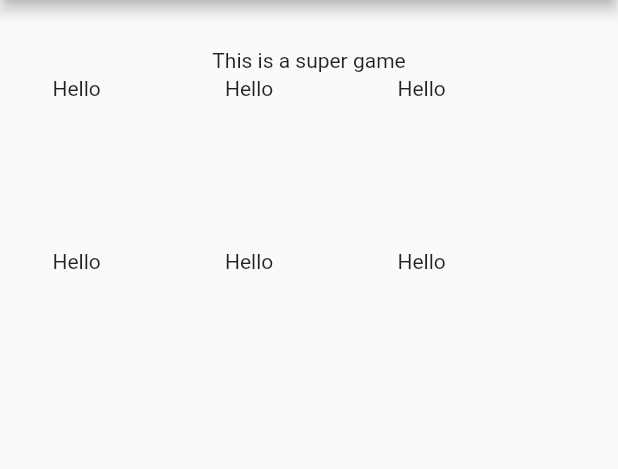
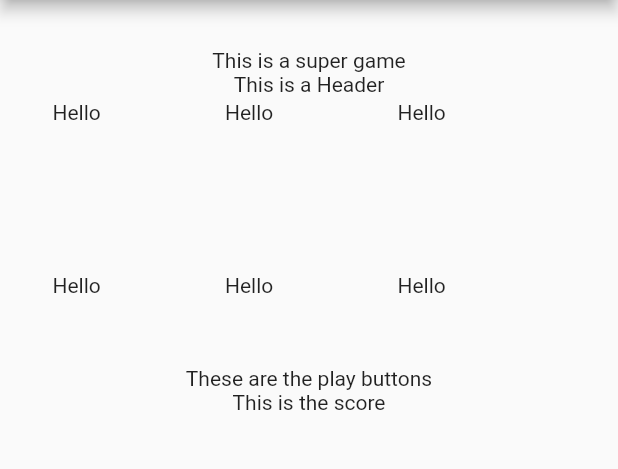
Before and after one commit to samuelzv/tic-tac-toe, a Flutter app: the GamePage screen opened directly, on a phone screen of 412 x 824 dp, the part 84-553 px from its top. Run offline on Flutter 3.47's test engine with Material 2 defaults, Android fonts, the phone set to English and light mode, and no system bars; our stand-ins replace bloc, equatable, flutter_bloc; missing offline and left inert: angular, angular_bloc, angular_components, angular_forms, angular_router.

Commit message:
Removing not needed extra layers

```diff
--- a/flutter_app/lib/main.dart
+++ b/flutter_app/lib/main.dart
@@ -1,10 +1,14 @@
 import 'package:flutter/material.dart';
 import 'package:flutter_bloc/flutter_bloc.dart';
+import 'package:flutter/rendering.dart';
 
 import 'package:common/common.dart';
 import './pages/home/home.dart';
 
-void main() => runApp(MyApp());
+void main() {
+  debugPaintSizeEnabled = true;
+  runApp(MyApp());
+}
 
 class MyApp extends StatefulWidget {
   @override
--- a/flutter_app/lib/pages/game/widgets/board.dart
+++ b/flutter_app/lib/pages/game/widgets/board.dart
@@ -4,8 +4,11 @@ import 'package:flutter_bloc/flutter_bloc.dart';
 import 'package:common/common.dart';
 
 class Board  extends StatelessWidget {
+
   Widget _board(List<List<Cell>> cells) {
-    return GridView.count(
+    return SizedBox(
+      height: 180.0,
+      child: GridView.count(
         crossAxisCount: 3,
         childAspectRatio: 1.0,
         padding: EdgeInsets.all(3.0),
@@ -16,9 +19,12 @@ class Board  extends StatelessWidget {
             return GridTile(
               child: Text('Hello'),
             );
-                }).toList()
+          }
+        ).toList()
+      )
     );
   }
+
   List<Cell> _getFlattenCells(List<List<Cell>> cells) {
     List<Cell> flatten = [];
 
@@ -36,9 +42,15 @@ class Board  extends StatelessWidget {
     return BlocBuilder(
       bloc: BlocProvider.of<GameBloc>(context),
       builder: (BuildContext context, DataState gameState) {
-        return Container(
-          height: 200.0,
-          child: _board(gameState.cells)
+        return Column(
+          mainAxisAlignment: MainAxisAlignment.center,
+          crossAxisAlignment: CrossAxisAlignment.center,
+          children: [
+            Text('This is a Header'),
+            _board(gameState.cells),
+            Text('These are the play buttons'),
+            Text('This is the score'),
+          ]
         );
       }
     );
--- a/flutter_app/lib/pages/home/home.dart
+++ b/flutter_app/lib/pages/home/home.dart
@@ -12,8 +12,7 @@ class HomePage extends StatelessWidget {
       appBar: AppBar(
         title: Text('Welcome'),
       ),
-      body: Container(
-        child: Center(
+      body: Center(
           child: Column(
             mainAxisAlignment: MainAxisAlignment.center,
             children: <Widget>[
@@ -21,10 +20,9 @@ class HomePage extends StatelessWidget {
               RaisedButton(
                 child: Text('Start'),
                 onPressed: onStart ,
-              )
+              ),
             ],
           ),
-        ),
       ),
     );
   }
```
Lines whose indentation alone changed are shown as unchanged.
